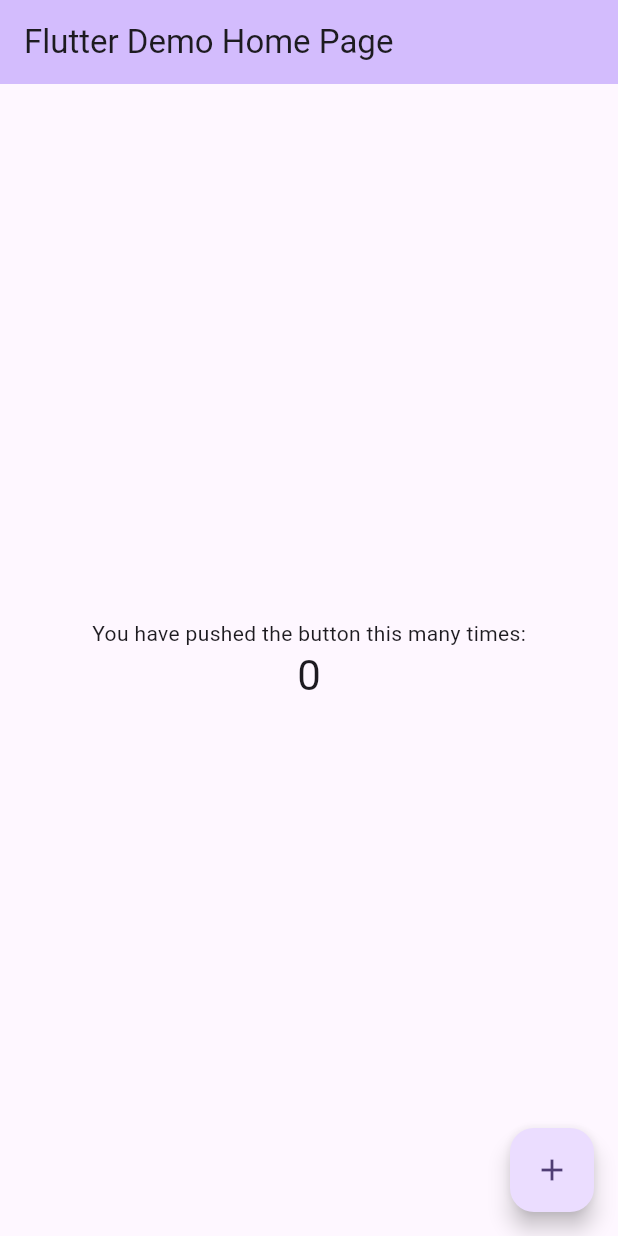
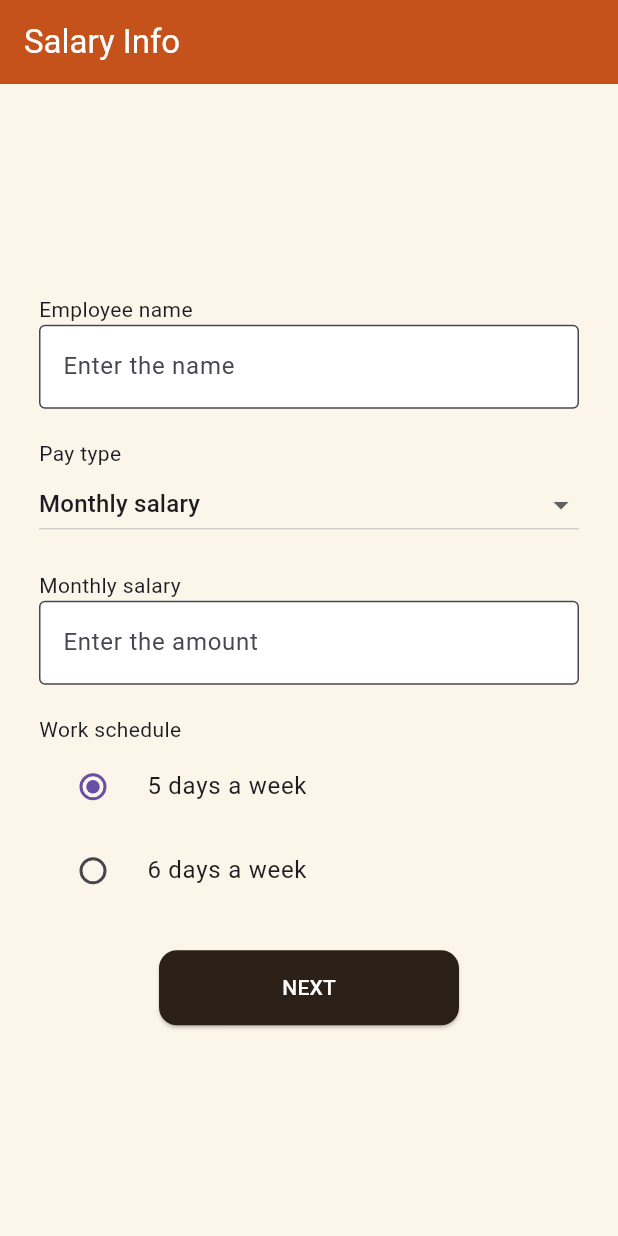
Before and after one commit to Alaa16-png/PayCheck, a Flutter app: the screen it shows after launch, on a phone screen of 412 x 824 dp. Run offline on Flutter 3.47's test engine with Material 3 defaults, Android fonts, the phone set to English and light mode, and no system bars.

Commit message:
Add all four screens and pay data

```diff
--- a/lib/main.dart
+++ b/lib/main.dart
@@ -1,4 +1,6 @@
 import 'package:flutter/material.dart';
+import 'pay_data.dart';
+import 'salary_page.dart';
 
 void main() {
   runApp(const MyApp());
@@ -7,116 +9,34 @@ void main() {
 class MyApp extends StatelessWidget {
   const MyApp({super.key});
 
-  // This widget is the root of your application.
   @override
   Widget build(BuildContext context) {
     return MaterialApp(
-      title: 'Flutter Demo',
+      title: 'PayCheck',
+      debugShowCheckedModeBanner: false,
       theme: ThemeData(
-        // This is the theme of your application.
-        //
-        // TRY THIS: Try running your application with "flutter run". You'll see
-        // the application has a purple toolbar. Then, without quitting the app,
-        // try changing the seedColor in the colorScheme below to Colors.green
-        // and then invoke "hot reload" (save your changes or press the "hot
-        // reload" button in a Flutter-supported IDE, or press "r" if you used
-        // the command line to start the app).
-        //
-        // Notice that the counter didn't reset back to zero; the application
-        // state is not lost during the reload. To reset the state, use hot
-        // restart instead.
-        //
-        // This works for code too, not just values: Most code changes can be
-        // tested with just a hot reload.
-        colorScheme: .fromSeed(seedColor: Colors.deepPurple),
+        scaffoldBackgroundColor: const Color(0xFFFBF5EA),
+        appBarTheme: const AppBarTheme(
+          backgroundColor: Color(0xFFC4521A),
+          foregroundColor: Colors.white,
+        ),
+        inputDecorationTheme: const InputDecorationTheme(
+          border: OutlineInputBorder(),
+          filled: true,
+          fillColor: Colors.white,
+        ),
+        elevatedButtonTheme: ElevatedButtonThemeData(
+          style: ElevatedButton.styleFrom(
+            backgroundColor: const Color(0xFF2B2118),
+            foregroundColor: Colors.white,
+            minimumSize: const Size(200, 50),
+            shape: RoundedRectangleBorder(
+              borderRadius: BorderRadius.circular(12),
+            ),
+          ),
+        ),
       ),
-      home: const MyHomePage(title: 'Flutter Demo Home Page'),
+      home: SalaryPage(payData: payData),
     );
   }
 }
-
-class MyHomePage extends StatefulWidget {
-  const MyHomePage({super.key, required this.title});
-
-  // This widget is the home page of your application. It is stateful, meaning
-  // that it has a State object (defined below) that contains fields that affect
-  // how it looks.
-
-  // This class is the configuration for the state. It holds the values (in this
-  // case the title) provided by the parent (in this case the App widget) and
-  // used by the build method of the State. Fields in a Widget subclass are
-  // always marked "final".
-
-  final String title;
-
-  @override
-  State<MyHomePage> createState() => _MyHomePageState();
-}
-
-class _MyHomePageState extends State<MyHomePage> {
-  int _counter = 0;
-
-  void _incrementCounter() {
-    setState(() {
-      // This call to setState tells the Flutter framework that something has
-      // changed in this State, which causes it to rerun the build method below
-      // so that the display can reflect the updated values. If we changed
-      // _counter without calling setState(), then the build method would not be
-      // called again, and so nothing would appear to happen.
-      _counter++;
-    });
-  }
-
-  @override
-  Widget build(BuildContext context) {
-    // This method is rerun every time setState is called, for instance as done
-    // by the _incrementCounter method above.
-    //
-    // The Flutter framework has been optimized to make rerunning build methods
-    // fast, so that you can just rebuild anything that needs updating rather
-    // than having to individually change instances of widgets.
-    return Scaffold(
-      appBar: AppBar(
-        // TRY THIS: Try changing the color here to a specific color (to
-        // Colors.amber, perhaps?) and trigger a hot reload to see the AppBar
-        // change color while the other colors stay the same.
-        backgroundColor: Theme.of(context).colorScheme.inversePrimary,
-        // Here we take the value from the MyHomePage object that was created by
-        // the App.build method, and use it to set our appbar title.
-        title: Text(widget.title),
-      ),
-      body: Center(
-        // Center is a layout widget. It takes a single child and positions it
-        // in the middle of the parent.
-        child: Column(
-          // Column is also a layout widget. It takes a list of children and
-          // arranges them vertically. By default, it sizes itself to fit its
-          // children horizontally, and tries to be as tall as its parent.
-          //
-          // Column has various properties to control how it sizes itself and
-          // how it positions its children. Here we use mainAxisAlignment to
-          // center the children vertically; the main axis here is the vertical
-          // axis because Columns are vertical (the cross axis would be
-          // horizontal).
-          //
-          // TRY THIS: Invoke "debug painting" (choose the "Toggle Debug Paint"
-          // action in the IDE, or press "p" in the console), to see the
-          // wireframe for each widget.
-          mainAxisAlignment: .center,
-          children: [
-            const Text('You have pushed the button this many times:'),
-            Text(
-              '$_counter',
-              style: Theme.of(context).textTheme.headlineMedium,
-            ),
-          ],
-        ),
-      ),
-      floatingActionButton: FloatingActionButton(
-        onPressed: _incrementCounter,
-        tooltip: 'Increment',
-        child: const Icon(Icons.add),
-      ),
-    );
-  }
-}
--- /dev/null
+++ b/lib/pay_data.dart
@@ -0,0 +1,99 @@
+class PayData {
+  // Example rates (simple numbers chosen by me)
+  static const double socialSecurityRate = 0.075;
+  static const double healthInsuranceRate = 0.03;
+  static const double transportAllowance = 50;
+  static const double performanceBonusRate = 0.10;
+
+  // Screen 1: salary info
+  String employeeName;
+  String payType; // 'Monthly salary' or 'Hourly rate'
+  double amount; // monthly salary or hourly rate
+  int daysPerWeek; // 5 or 6
+  double hoursPerDay;
+
+  // Screen 2: hours and overtime
+  double hoursWorked; // used only for hourly pay
+  double overtimeHours;
+  double overtimeRate; // 1.25, 1.5 or 2
+
+  // Screen 3: deductions and bonuses
+  bool socialSecurity;
+  bool healthInsurance;
+  double incomeTaxRate; // 0, 0.05 or 0.10
+  bool hasTransport;
+  bool hasPerformanceBonus;
+
+  PayData({
+    this.employeeName = '',
+    this.payType = 'Monthly salary',
+    this.amount = 0,
+    this.daysPerWeek = 5,
+    this.hoursPerDay = 8,
+    this.hoursWorked = 0,
+    this.overtimeHours = 0,
+    this.overtimeRate = 1.5,
+    this.socialSecurity = false,
+    this.healthInsurance = false,
+    this.incomeTaxRate = 0,
+    this.hasTransport = false,
+    this.hasPerformanceBonus = false,
+  });
+
+  // Standard hours in one month (22 days or 26 days)
+  double get monthlyHours {
+    int days = daysPerWeek == 5 ? 22 : 26;
+    return days * hoursPerDay;
+  }
+
+  double get hourlyRate {
+    if (payType == 'Hourly rate') return amount;
+    if (monthlyHours <= 0) return 0;
+    return amount / monthlyHours;
+  }
+
+  double get basicPay {
+    if (payType == 'Hourly rate') return amount * hoursWorked;
+    return amount;
+  }
+
+  double get overtimePay => overtimeHours * hourlyRate * overtimeRate;
+
+  double get bonuses {
+    double total = 0;
+    if (hasTransport) total += transportAllowance;
+    if (hasPerformanceBonus) total += basicPay * performanceBonusRate;
+    return total;
+  }
+
+  double get grossSalary => basicPay + overtimePay + bonuses;
+
+  double get totalDeductions {
+    double rate = incomeTaxRate;
+    if (socialSecurity) rate += socialSecurityRate;
+    if (healthInsurance) rate += healthInsuranceRate;
+    return grossSalary * rate;
+  }
+
+  double get netSalary => grossSalary - totalDeductions;
+
+  // Start a new calculation
+  void reset() {
+    employeeName = '';
+    payType = 'Monthly salary';
+    amount = 0;
+    daysPerWeek = 5;
+    hoursPerDay = 8;
+    hoursWorked = 0;
+    overtimeHours = 0;
+    overtimeRate = 1.5;
+    socialSecurity = false;
+    healthInsurance = false;
+    incomeTaxRate = 0;
+    hasTransport = false;
+    hasPerformanceBonus = false;
+  }
+}
+
+// One shared object, every screen reads and writes this
+final PayData payData = PayData();
--- /dev/null
+++ b/lib/salary_page.dart
@@ -0,0 +1,133 @@
+import 'package:flutter/material.dart';
+import 'pay_data.dart';
+import 'hours_page.dart';
+
+class SalaryPage extends StatefulWidget {
+  final PayData payData;
+
+  const SalaryPage({
+    super.key,
+    required this.payData,
+  });
+
+  @override
+  State<SalaryPage> createState() => _SalaryPageState();
+}
+
+class _SalaryPageState extends State<SalaryPage> {
+  final nameController = TextEditingController();
+  final amountController = TextEditingController();
+
+  String payType = 'Monthly salary';
+  int workingDays = 5;
+
+  void nextPage() {
+    widget.payData.employeeName = nameController.text;
+    widget.payData.amount = double.tryParse(amountController.text) ?? 0;
+    widget.payData.payType = payType;
+    widget.payData.daysPerWeek = workingDays;
+
+    Navigator.push(
+      context,
+      MaterialPageRoute(
+        builder: (context) => HoursPage(payData: widget.payData),
+      ),
+    );
+  }
+
+  @override
+  void dispose() {
+    nameController.dispose();
+    amountController.dispose();
+    super.dispose();
+  }
+
+  @override
+  Widget build(BuildContext context) {
+    return Scaffold(
+      appBar: AppBar(
+        title: const Text('Salary Info'),
+      ),
+      body: Center(
+        child: ConstrainedBox(
+          constraints: const BoxConstraints(maxWidth: 400),
+          child: SingleChildScrollView(
+            padding: const EdgeInsets.all(20),
+            child: Column(
+              crossAxisAlignment: CrossAxisAlignment.start,
+              children: [
+                const Text('Employee name'),
+                TextField(
+                  controller: nameController,
+                  decoration: const InputDecoration(
+                    hintText: 'Enter the name',
+                  ),
+                ),
+                const SizedBox(height: 20),
+                const Text('Pay type'),
+                DropdownButton<String>(
+                  value: payType,
+                  isExpanded: true,
+                  items: const [
+                    DropdownMenuItem(
+                      value: 'Monthly salary',
+                      child: Text('Monthly salary'),
+                    ),
+                    DropdownMenuItem(
+                      value: 'Hourly rate',
+                      child: Text('Hourly rate'),
+                    ),
+                  ],
+                  onChanged: (value) {
+                    setState(() {
+                      payType = value!;
+                    });
+                  },
+                ),
+                const SizedBox(height: 20),
+                Text(payType == 'Monthly salary' ? 'Monthly salary' : 'Hourly rate'),
+                TextField(
+                  controller: amountController,
+                  keyboardType:
+                  const TextInputType.numberWithOptions(decimal: true),
+                  decoration: const InputDecoration(
+                    hintText: 'Enter the amount',
+                  ),
+                ),
+                const SizedBox(height: 20),
+                const Text('Work schedule'),
+                RadioGroup<int>(
+                  groupValue: workingDays,
+                  onChanged: (value) {
+                    setState(() {
+                      workingDays = value!;
+                    });
+                  },
+                  child: const Column(
+                    children: [
+                      RadioListTile<int>(
+                        title: Text('5 days a week'),
+                        value: 5,
+                      ),
+                      RadioListTile<int>(
+                        title: Text('6 days a week'),
+                        value: 6,
+                      ),
+                    ],
+                  ),
+                ),
+                const SizedBox(height: 25),
+                Center(
+                  child: ElevatedButton(
+                    onPressed: nextPage,
+                    child: const Text('NEXT'),
+                  ),
+                ),
+              ],
+            ),
+          ),
+        ),
+      ),
+    );
+  }
+}
```
Also changed, not shown: lib/deductions_page.dart (added, +136 -0 lines), lib/hours_page.dart (added, +119 -0 lines), lib/report_page.dart (added, +123 -0 lines), 1 other file.
